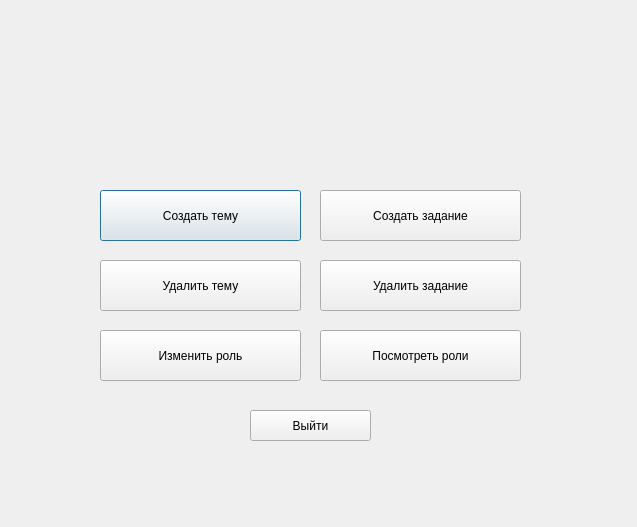
The window that adminwindow.ui (icspero/3-semester-CourseWork_Client) describes before a commit, drawn with Qt 5.
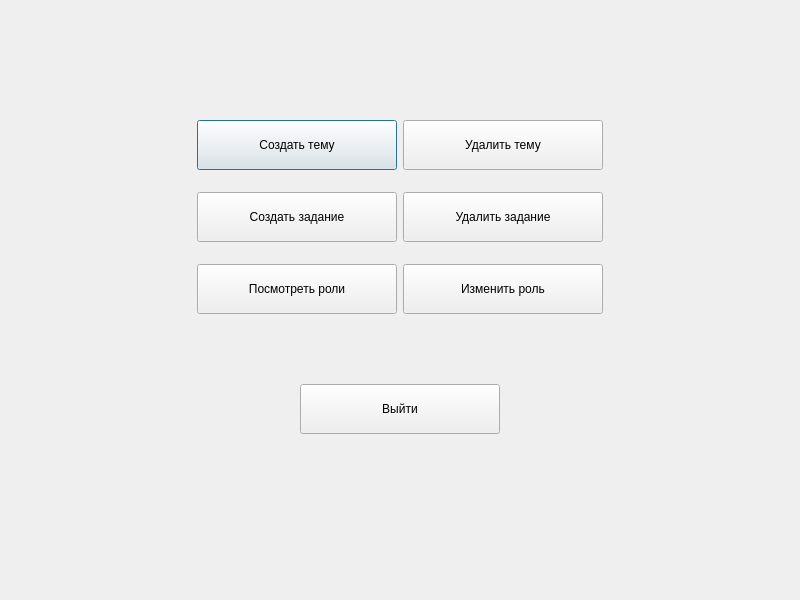
The same window after the commit.

```diff
--- a/adminwindow.ui
+++ b/adminwindow.ui
@@ -6,104 +6,222 @@
    <rect>
     <x>0</x>
     <y>0</y>
-    <width>637</width>
-    <height>527</height>
+    <width>800</width>
+    <height>600</height>
    </rect>
   </property>
   <property name="windowTitle">
    <string>Dialog</string>
   </property>
+  <layout class="QVBoxLayout" name="verticalLayout">
+   <item>
+    <spacer name="verticalSpacer_3">
+     <property name="orientation">
+      <enum>Qt::Vertical</enum>
+     </property>
+     <property name="sizeType">
+      <enum>QSizePolicy::Fixed</enum>
+     </property>
+     <property name="sizeHint" stdset="0">
+      <size>
+       <width>20</width>
+       <height>100</height>
+      </size>
+     </property>
+    </spacer>
+   </item>
+   <item alignment="Qt::AlignHCenter|Qt::AlignVCenter">
+    <widget class="QWidget" name="widget" native="true">
+     <layout class="QVBoxLayout" name="verticalLayout_2">
+      <item>
+       <layout class="QFormLayout" name="formLayout">
+        <item row="2" column="0">
   <widget class="QPushButton" name="addTopicButton">
-   <property name="geometry">
-    <rect>
-     <x>100</x>
-     <y>190</y>
-     <width>201</width>
-     <height>51</height>
-    </rect>
+          <property name="sizePolicy">
+           <sizepolicy hsizetype="Fixed" vsizetype="Fixed">
+            <horstretch>0</horstretch>
+            <verstretch>0</verstretch>
+           </sizepolicy>
+          </property>
+          <property name="minimumSize">
+           <size>
+            <width>200</width>
+            <height>50</height>
+           </size>
    </property>
    <property name="text">
     <string>Создать тему</string>
    </property>
   </widget>
+        </item>
+        <item row="2" column="1">
   <widget class="QPushButton" name="addTopicButton_2">
-   <property name="geometry">
-    <rect>
-     <x>100</x>
-     <y>260</y>
-     <width>201</width>
-     <height>51</height>
-    </rect>
+          <property name="sizePolicy">
+           <sizepolicy hsizetype="Fixed" vsizetype="Fixed">
+            <horstretch>0</horstretch>
+            <verstretch>0</verstretch>
+           </sizepolicy>
+          </property>
+          <property name="minimumSize">
+           <size>
+            <width>200</width>
+            <height>50</height>
+           </size>
    </property>
    <property name="text">
     <string>Удалить тему</string>
    </property>
   </widget>
+        </item>
+        <item row="4" column="0">
   <widget class="QPushButton" name="addTopicButton_3">
-   <property name="geometry">
-    <rect>
-     <x>320</x>
-     <y>190</y>
-     <width>201</width>
-     <height>51</height>
-    </rect>
+          <property name="sizePolicy">
+           <sizepolicy hsizetype="Fixed" vsizetype="Fixed">
+            <horstretch>0</horstretch>
+            <verstretch>0</verstretch>
+           </sizepolicy>
+          </property>
+          <property name="minimumSize">
+           <size>
+            <width>200</width>
+            <height>50</height>
+           </size>
    </property>
    <property name="text">
     <string>Создать задание</string>
    </property>
   </widget>
+        </item>
+        <item row="4" column="1">
   <widget class="QPushButton" name="addTopicButton_4">
-   <property name="geometry">
-    <rect>
-     <x>320</x>
-     <y>260</y>
-     <width>201</width>
-     <height>51</height>
-    </rect>
+          <property name="sizePolicy">
+           <sizepolicy hsizetype="Fixed" vsizetype="Fixed">
+            <horstretch>0</horstretch>
+            <verstretch>0</verstretch>
+           </sizepolicy>
+          </property>
+          <property name="minimumSize">
+           <size>
+            <width>200</width>
+            <height>50</height>
+           </size>
    </property>
    <property name="text">
     <string>Удалить задание</string>
    </property>
   </widget>
-  <widget class="QPushButton" name="addTopicButton_5">
-   <property name="geometry">
-    <rect>
-     <x>100</x>
-     <y>330</y>
-     <width>201</width>
-     <height>51</height>
-    </rect>
-   </property>
-   <property name="text">
-    <string>Изменить роль</string>
-   </property>
-  </widget>
+        </item>
+        <item row="6" column="0">
   <widget class="QPushButton" name="addTopicButton_6">
-   <property name="geometry">
-    <rect>
-     <x>320</x>
-     <y>330</y>
-     <width>201</width>
-     <height>51</height>
-    </rect>
+          <property name="sizePolicy">
+           <sizepolicy hsizetype="Fixed" vsizetype="Fixed">
+            <horstretch>0</horstretch>
+            <verstretch>0</verstretch>
+           </sizepolicy>
+          </property>
+          <property name="minimumSize">
+           <size>
+            <width>200</width>
+            <height>50</height>
+           </size>
    </property>
    <property name="text">
     <string>Посмотреть роли</string>
    </property>
   </widget>
+        </item>
+        <item row="6" column="1">
+         <widget class="QPushButton" name="addTopicButton_5">
+          <property name="sizePolicy">
+           <sizepolicy hsizetype="Fixed" vsizetype="Fixed">
+            <horstretch>0</horstretch>
+            <verstretch>0</verstretch>
+           </sizepolicy>
+          </property>
+          <property name="minimumSize">
+           <size>
+            <width>200</width>
+            <height>50</height>
+           </size>
+          </property>
+          <property name="text">
+           <string>Изменить роль</string>
+          </property>
+         </widget>
+        </item>
+        <item row="3" column="0">
+         <spacer name="verticalSpacer">
+          <property name="orientation">
+           <enum>Qt::Vertical</enum>
+          </property>
+          <property name="sizeType">
+           <enum>QSizePolicy::Fixed</enum>
+          </property>
+          <property name="sizeHint" stdset="0">
+           <size>
+            <width>20</width>
+            <height>10</height>
+           </size>
+          </property>
+         </spacer>
+        </item>
+        <item row="5" column="0">
+         <spacer name="verticalSpacer_2">
+          <property name="orientation">
+           <enum>Qt::Vertical</enum>
+          </property>
+          <property name="sizeType">
+           <enum>QSizePolicy::Fixed</enum>
+          </property>
+          <property name="sizeHint" stdset="0">
+           <size>
+            <width>20</width>
+            <height>10</height>
+           </size>
+          </property>
+         </spacer>
+        </item>
+       </layout>
+      </item>
+     </layout>
+    </widget>
+   </item>
+   <item alignment="Qt::AlignHCenter|Qt::AlignVCenter">
   <widget class="QPushButton" name="pushButton">
-   <property name="geometry">
-    <rect>
-     <x>250</x>
-     <y>410</y>
-     <width>121</width>
-     <height>31</height>
-    </rect>
+     <property name="sizePolicy">
+      <sizepolicy hsizetype="Fixed" vsizetype="Fixed">
+       <horstretch>0</horstretch>
+       <verstretch>0</verstretch>
+      </sizepolicy>
+     </property>
+     <property name="minimumSize">
+      <size>
+       <width>200</width>
+       <height>50</height>
+      </size>
    </property>
    <property name="text">
     <string>Выйти</string>
    </property>
   </widget>
+   </item>
+   <item>
+    <spacer name="verticalSpacer_4">
+     <property name="orientation">
+      <enum>Qt::Vertical</enum>
+     </property>
+     <property name="sizeType">
+      <enum>QSizePolicy::Fixed</enum>
+     </property>
+     <property name="sizeHint" stdset="0">
+      <size>
+       <width>20</width>
+       <height>100</height>
+      </size>
+     </property>
+    </spacer>
+   </item>
+  </layout>
  </widget>
  <resources/>
  <connections/>
```
Left out of the diff: 2 changed lines with no effect on the pictures. Lines whose indentation alone changed are shown as unchanged.
